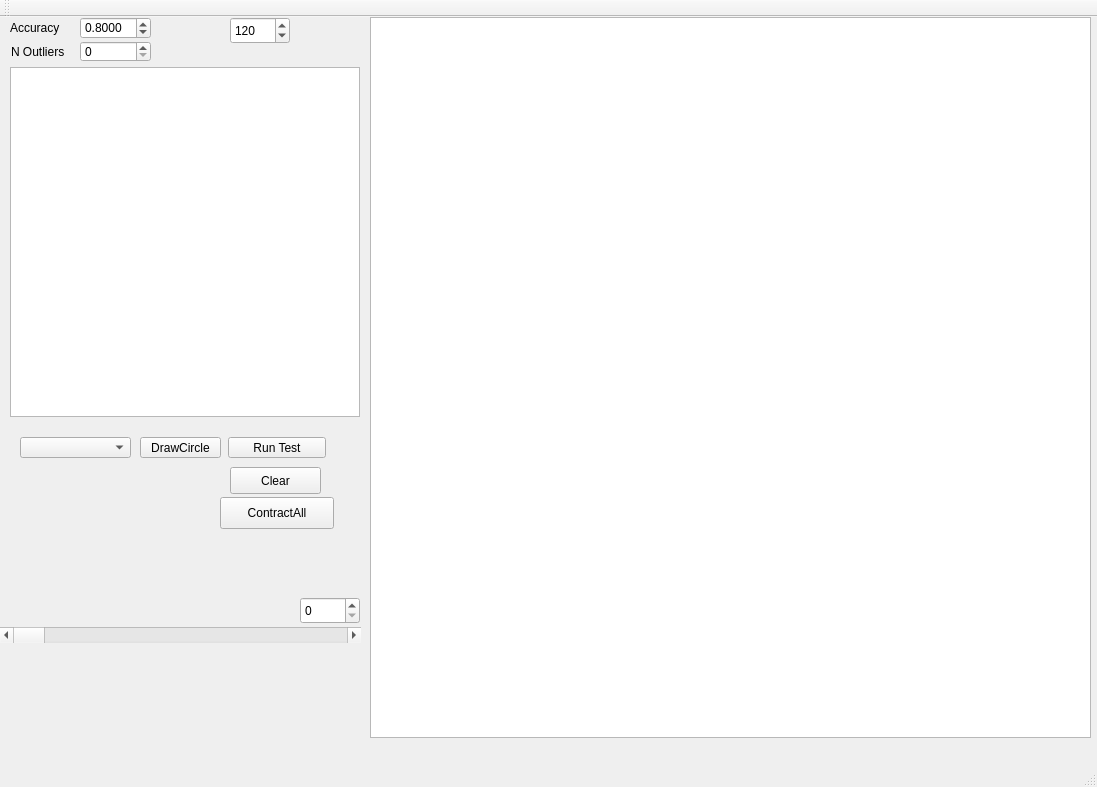
This is mainwindow.ui in benEnsta/faultManchester as Qt 5 draws it before an edit. The edited form follows.
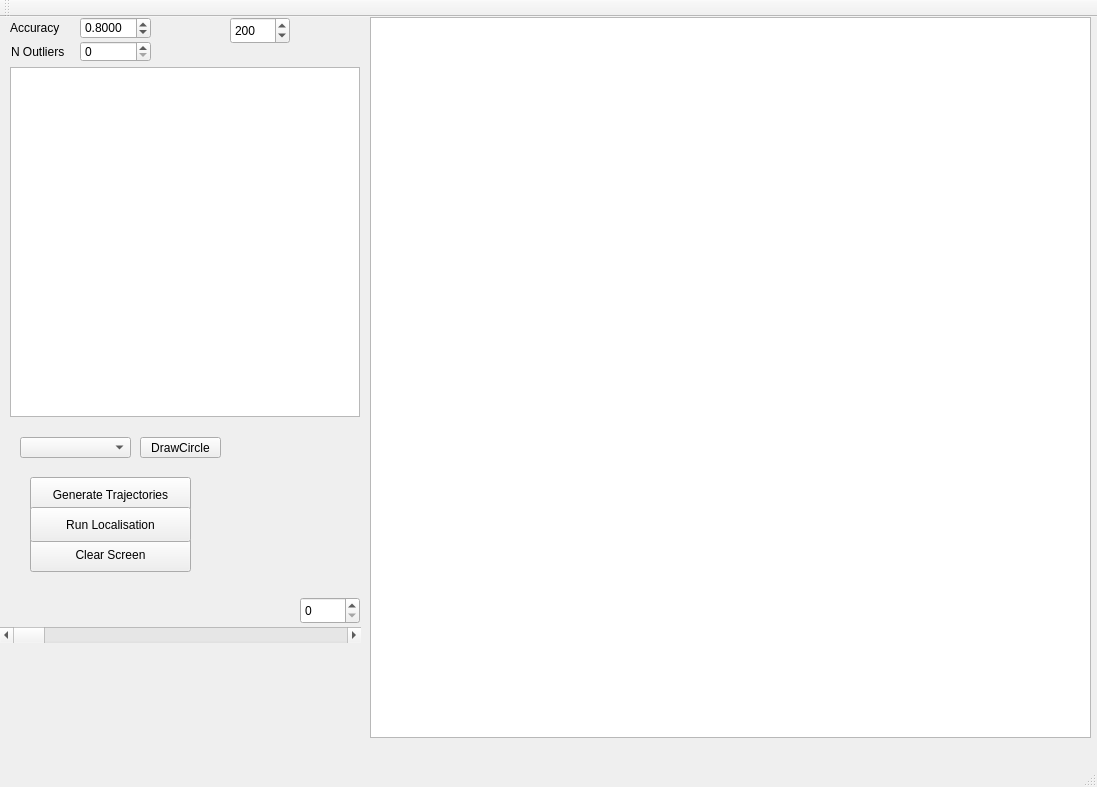
This is the edited form.

```diff
--- a/mainwindow.ui
+++ b/mainwindow.ui
@@ -93,14 +93,14 @@
    <widget class="QPushButton" name="clearButtton">
     <property name="geometry">
      <rect>
-      <x>230</x>
-      <y>450</y>
-      <width>91</width>
-      <height>27</height>
+      <x>30</x>
+      <y>520</y>
+      <width>161</width>
+      <height>35</height>
      </rect>
     </property>
     <property name="text">
-     <string>Clear</string>
+     <string>Clear Screen</string>
     </property>
    </widget>
    <widget class="QSpinBox" name="nbStep">
@@ -116,7 +116,7 @@
      <number>1000</number>
     </property>
     <property name="value">
-     <number>120</number>
+     <number>200</number>
     </property>
    </widget>
    <widget class="QComboBox" name="selectRob">
@@ -145,14 +145,14 @@
    <widget class="QPushButton" name="runTestBtn">
     <property name="geometry">
      <rect>
-      <x>228</x>
-      <y>420</y>
-      <width>98</width>
-      <height>21</height>
+      <x>30</x>
+      <y>460</y>
+      <width>161</width>
+      <height>35</height>
      </rect>
     </property>
     <property name="text">
-     <string>Run Test</string>
+     <string>Generate Trajectories</string>
     </property>
    </widget>
    <widget class="QScrollBar" name="resultBar">
@@ -210,14 +210,14 @@
    <widget class="QPushButton" name="contractAll">
     <property name="geometry">
      <rect>
-      <x>220</x>
-      <y>480</y>
-      <width>114</width>
-      <height>32</height>
+      <x>30</x>
+      <y>490</y>
+      <width>161</width>
+      <height>35</height>
      </rect>
     </property>
     <property name="text">
-     <string>ContractAll</string>
+     <string>Run Localisation</string>
     </property>
    </widget>
   </widget>
```
